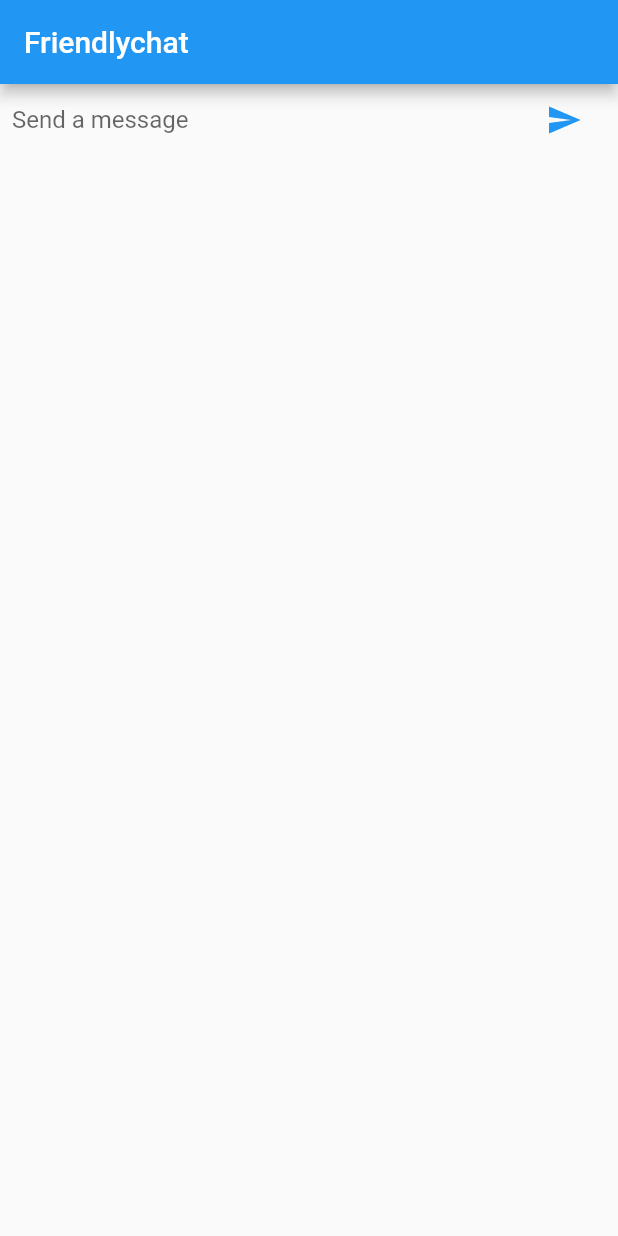
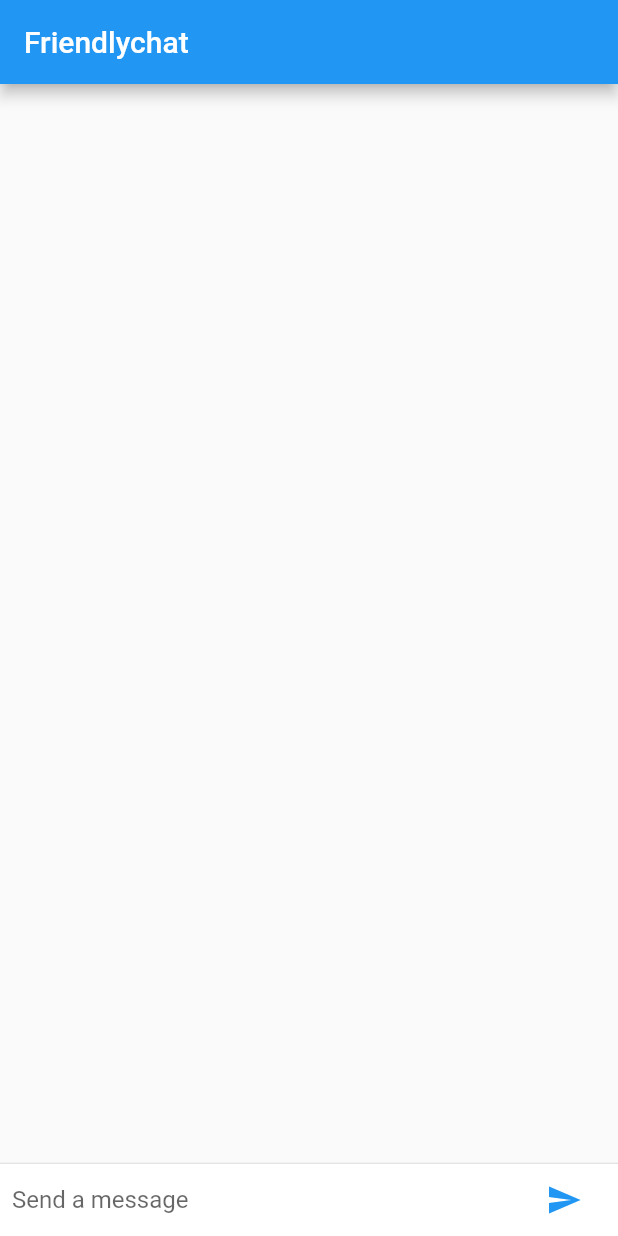
Before and after one commit to gpetuhov/sample_flutter_codelab2, a Flutter app: the screen it shows after launch, on a phone screen of 412 x 824 dp. Run offline on Flutter 3.47's test engine with Material 2 defaults, Android fonts, the phone set to English and light mode, and no system bars.

```diff
--- a/lib/main.dart
+++ b/lib/main.dart
@@ -30,7 +30,26 @@ class ChatScreenState extends State<ChatScreen> {
   Widget build(BuildContext context) {
     return Scaffold(
       appBar: AppBar(title: Text("Friendlychat")),
-      body: _buildTextComposer(),
+      body: Column(
+        children: <Widget>[
+          Flexible(
+            child: ListView.builder(
+              padding: EdgeInsets.all(8.0),
+              reverse: true,
+              // Naming the argument "_" is a convention to indicate that it won't be used
+              itemBuilder: (_, int index) => _messages[index],
+              itemCount: _messages.length,
+            ),
+          ),
+          Divider(height: 1.0),
+          Container(
+            // BoxDecoration object defines the background color.
+            // In this case we're using the cardColor defined by the ThemeData object of the current theme.
+            decoration: BoxDecoration(color: Theme.of(context).cardColor),
+            child: _buildTextComposer(),
+          ),
+        ],
+      ),
     );
   }
 
@@ -100,7 +119,6 @@ class ChatScreenState extends State<ChatScreen> {
 }
 
 class ChatMessage extends StatelessWidget {
-
   ChatMessage({this.text});
 
   final String text;
```
